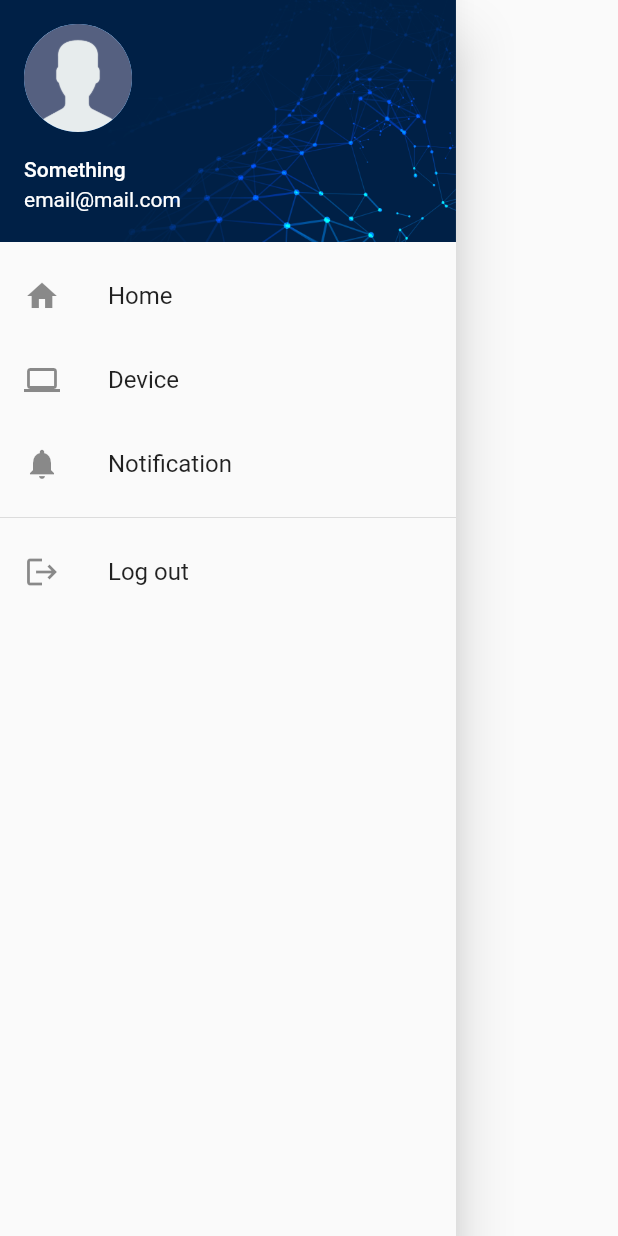
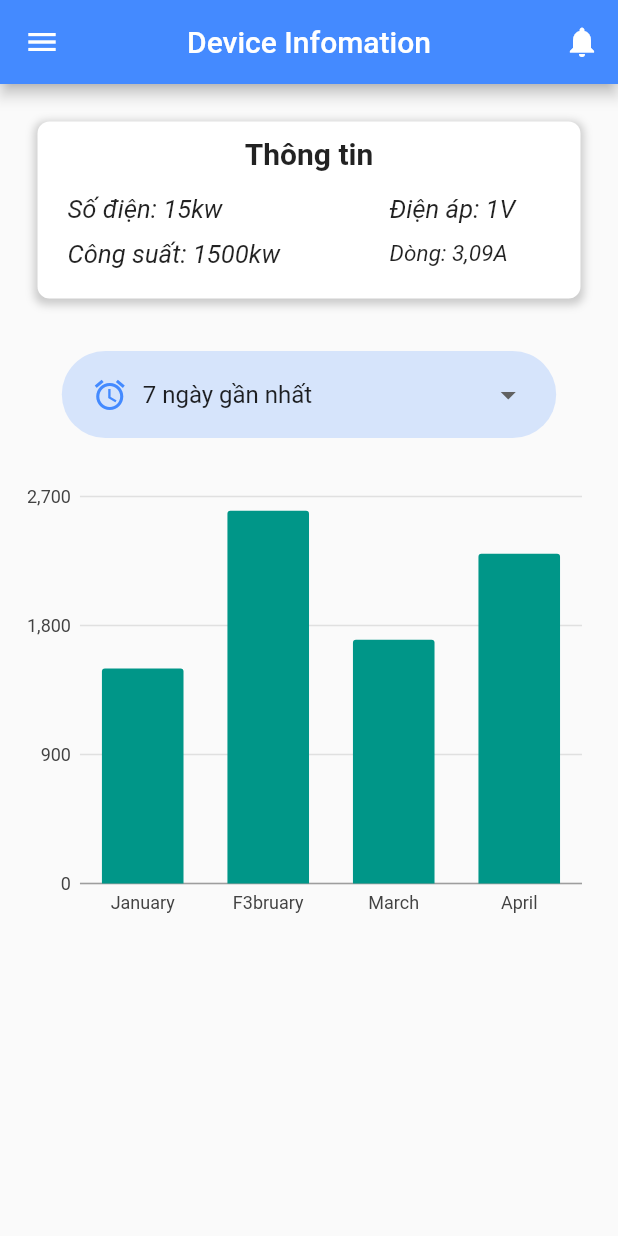
Before and after one commit to hosyhaiha/flutter_mobile_app, a Flutter app: the NavBar widget shown alone on an empty page, opened directly, after a tap on "Device", on a phone screen of 412 x 824 dp. Run offline on Flutter 3.47's test engine with Material 2 defaults, Android fonts, the phone set to English and light mode, and no system bars; our stand-ins replace charts_flutter, flutter_svg.

Commit message:
create device page

```diff
--- /dev/null
+++ b/lib/Screens/device/devicedata.dart
@@ -0,0 +1,177 @@
+import 'package:flutter/material.dart';
+import 'package:flutter_mobile_app/Screens/sidebar.dart';
+import 'package:flutter_mobile_app/components/rounded_dropdown.dart';
+import 'package:flutter_mobile_app/constants.dart';
+import 'package:charts_flutter/flutter.dart' as chartmodel;
+
+class DeviceData extends StatefulWidget {
+  const DeviceData({super.key});
+
+  @override
+  State<DeviceData> createState() => _DeviceDataState();
+}
+
+class _DeviceDataState extends State<DeviceData> {
+  static List<chartmodel.Series<BarDataModel, String>> _createSampleData() {
+    final data = [
+      BarDataModel("January", 1500),
+      BarDataModel("F3bruary", 2600),
+      BarDataModel("March", 1700),
+      BarDataModel("April", 2300)
+    ];
+    return [
+      chartmodel.Series<BarDataModel, String>(
+          data: data,
+          id: 'example',
+          colorFn: (_, __) => chartmodel.MaterialPalette.teal.shadeDefault,
+          domainFn: (BarDataModel barDataModel, _) => barDataModel.time,
+          measureFn: (BarDataModel barDataModel, _) => barDataModel.value)
+    ];
+  }
+
+  @override
+  Widget build(BuildContext context) {
+    return Scaffold(
+      drawer: NavBar(),
+      appBar: AppBar(
+        title: const Text("Device Infomation"),
+        backgroundColor: kPrimaryColor,
+        centerTitle: true,
+        actions: [
+          IconButton(onPressed: () => null, icon: Icon(Icons.notifications))
+        ],
+      ),
+      body: Column(
+        children: [
+          Padding(
+            padding: const EdgeInsets.all(15.0),
+            child: _buildBody(),
+          ),
+          RoundedDropdown(
+            icon: Icons.access_alarm,
+            hint: 'From',
+            dropdownValue: '7 ngày gần nhất',
+            dropdownItems: ['7 ngày gần nhất', '6 tháng gần nhất'],
+            onChanged: (String? value) {
+              // TODO: Handle dropdown value change
+            },
+          ),
+          SizedBox(
+            height: 15,
+          ),
+          Padding(
+            padding: const EdgeInsets.only(left: 10, right: 10),
+            child: Container(
+              height: 300,
+              child: chartmodel.BarChart(
+                _createSampleData(),
+                animate: true,
+              ),
+            ),
+          ),
+          Row(
+            children: [],
+          )
+        ],
+      ),
+    );
+  }
+}
+
+class BarDataModel {
+  final String time;
+  final int value;
+  BarDataModel(this.time, this.value);
+}
+
+Widget _buildBody() {
+  return Container(
+    child: Padding(
+      padding: const EdgeInsets.only(left: 10, right: 10, bottom: 10),
+      child: Column(
+        children: [
+          Text(
+            "Thông tin",
+            style: TextStyle(
+              // color: Colors.blue, // Màu sắc chữ
+              fontSize: 20, // Kích thước chữ
+              fontWeight: FontWeight.bold, // Chữ in đậm
+            ),
+          ),
+          SizedBox(
+            height: 15,
+          ),
+          Row(
+            children: [
+              Expanded(
+                flex: 2,
+                child: Text(
+                  "Số điện: 15kw",
+                  style: TextStyle(
+                    // color: Colors.blue, // Màu sắc chữ
+                    fontSize: 17, // Kích thước chữ\
+                    fontStyle: FontStyle.italic,
+                  ),
+                ),
+              ),
+              Expanded(
+                flex: 1,
+                child: Text(
+                  "Điện áp: 1V",
+                  style: TextStyle(
+                    // color: Colors.blue, // Màu sắc chữ
+                    fontSize: 17, // Kích thước chữ\
+                    fontStyle: FontStyle.italic,
+                  ),
+                ),
+              ),
+            ],
+          ),
+          SizedBox(
+            height: 10,
+          ),
+          Row(
+            children: [
+              Expanded(
+                flex: 2,
+                child: Text(
+                  "Công suất: 1500kw",
+                  style: TextStyle(
+                    // color: Colors.blue, // Màu sắc chữ
+                    fontSize: 17, // Kích thước chữ\
+                    fontStyle: FontStyle.italic,
+                  ),
+                ),
+              ),
+              Expanded(
+                flex: 1,
+                child: Text(
+                  "Dòng: 3,09A",
+                  style: TextStyle(
+                    // color: Colors.blue, // Màu sắc chữ
+                    fontSize: 15, // Kích thước chữ\
+                    fontStyle: FontStyle.italic,
+                  ),
+                ),
+              )
+            ],
+          )
+        ],
+      ),
+    ),
+    decoration: BoxDecoration(
+      color: Colors.white,
+      borderRadius: BorderRadius.circular(8), // Bo tròn viền container
+      boxShadow: [
+        BoxShadow(
+          color: Colors.grey.withOpacity(0.5), // Màu của shadow
+          spreadRadius: 2, // Độ lớn của shadow
+          blurRadius: 4, // Độ mờ của shadow
+          offset: Offset(0, 2), // Độ dịch chuyển của shadow theo trục x và y
+        ),
+      ],
+    ),
+    margin: EdgeInsets.all(10), // Khoảng cách với các phần tử khác
+    padding: EdgeInsets.all(10), // Khoảng cách bên trong container
+  );
+}
--- a/lib/Screens/home/home.dart
+++ b/lib/Screens/home/home.dart
@@ -1,7 +1,8 @@
 import 'package:flutter/material.dart';
-import 'package:flutter_mobile_app/Screens/home/listdevice.dart';
+import 'package:flutter_mobile_app/Screens/device/devicedata.dart';
 import 'package:flutter_mobile_app/Screens/home/deviceitem.dart';
 import 'package:flutter_mobile_app/Screens/sidebar.dart';
+import 'package:flutter_mobile_app/constants.dart';
 
 class HomePage extends StatefulWidget {
   const HomePage({super.key});
@@ -11,13 +12,20 @@ class HomePage extends StatefulWidget {
 }
 
 class _HomePageState extends State<HomePage> {
+  void navigateToDevicePage(BuildContext context) {
+    Navigator.push(
+      context,
+      MaterialPageRoute(builder: (context) => DeviceData()),
+    );
+  }
+
   @override
   Widget build(BuildContext context) {
     return Scaffold(
       drawer: NavBar(),
       appBar: AppBar(
         title: const Text("Home"),
-        backgroundColor: Color(0xFF0066B3),
+        backgroundColor: kPrimaryColor,
         centerTitle: true,
         actions: [
           IconButton(onPressed: () => null, icon: Icon(Icons.notifications))
@@ -32,7 +40,16 @@ class _HomePageState extends State<HomePage> {
               childAspectRatio: 3 / 2,
               crossAxisSpacing: 20,
               mainAxisSpacing: 20),
-          children: dataforList.map((e) => DeviceItem(e.name)).toList(),
+          children: dataforList.map((e) {
+            return GestureDetector(
+              onTap: () {
+                // Xử lý sự kiện khi thành phần được nhấn
+                print('Tapped item: ${e.name}');
+                navigateToDevicePage(context);
+              },
+              child: DeviceItem(e.name),
+            );
+          }).toList(),
         ),
       ),
     );
@@ -53,6 +70,12 @@ class _HomePageState extends State<HomePage> {
 //   }
 // }
 
+class listofDevice {
+  final String name;
+
+  listofDevice({required this.name});
+}
+
 late final List<listofDevice> dataforList = [
   listofDevice(name: 'device1'),
   listofDevice(name: 'device2'),
--- a/lib/Screens/home/listdevice.dart
+++ /dev/null
@@ -1,7 +0,0 @@
-import 'package:flutter/material.dart';
-
-class listofDevice {
-  final String name;
-
-  listofDevice({required this.name});
-}
--- a/lib/Screens/sidebar.dart
+++ b/lib/Screens/sidebar.dart
@@ -1,4 +1,6 @@
 import 'package:flutter/material.dart';
+import 'package:flutter_mobile_app/Screens/device/devicedata.dart';
+import 'package:flutter_mobile_app/Screens/home/home.dart';
 import 'package:flutter_mobile_app/Screens/login/login.dart';
 
 class NavBar extends StatelessWidget {
@@ -6,6 +8,20 @@ class NavBar extends StatelessWidget {
     Navigator.push(
       context,
       MaterialPageRoute(builder: (context) => LoginScreen()),
+    );
+  }
+
+  void navigateToDevicePage(BuildContext context) {
+    Navigator.push(
+      context,
+      MaterialPageRoute(builder: (context) => DeviceData()),
+    );
+  }
+
+  void navigateToHomePage(BuildContext context) {
+    Navigator.push(
+      context,
+      MaterialPageRoute(builder: (context) => HomePage()),
     );
   }
 
@@ -39,19 +55,19 @@ class NavBar extends StatelessWidget {
           ListTile(
             leading: Icon(Icons.home),
             title: Text('Home'),
-            onTap: () => null,
+            onTap: () => navigateToHomePage(context),
           ),
           ListTile(
             leading: Icon(Icons.laptop),
             title: Text('Device'),
-            onTap: () => null,
+            onTap: () => navigateToDevicePage(context),
           ),
           ListTile(
             leading: Icon(Icons.notifications),
             title: Text('Notification'),
             onTap: () => null,
           ),
-          Divider(),
+          const Divider(),
           ListTile(
             leading: Icon(Icons.logout),
             title: Text('Log out'),
--- a/pubspec.yaml
+++ b/pubspec.yaml
@@ -36,6 +36,7 @@ dependencies:
   # Use with the CupertinoIcons class for iOS style icons.
   cupertino_icons: ^1.0.2
   flutter_svg: ^0.22.0
+  charts_flutter: ^0.12.0
 
 dev_dependencies:
   flutter_test:
```
Also changed, not shown: lib/Screens/login/components/register_form.dart (+3 -19 lines), pubspec.lock.
